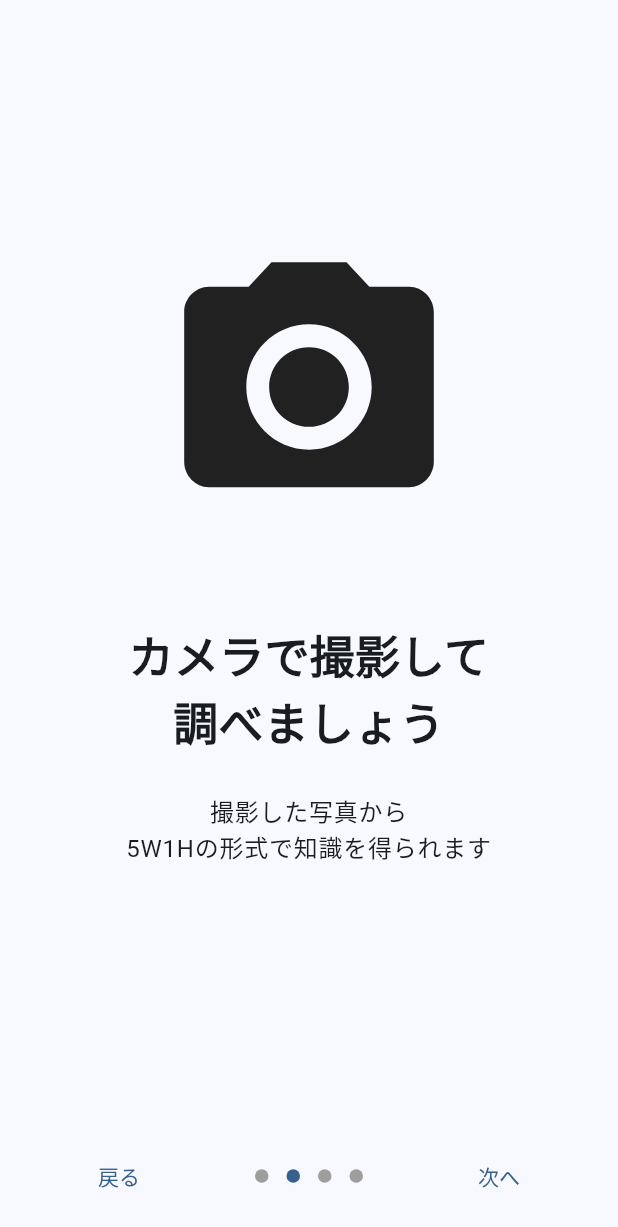
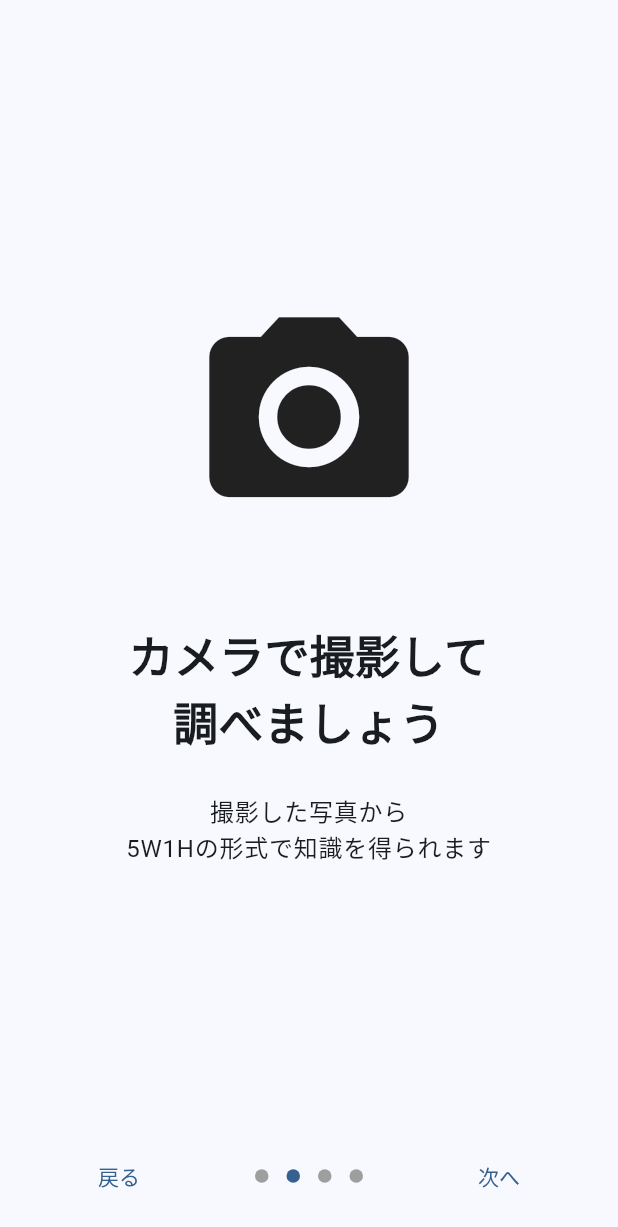
Before and after one commit to procon-suzuka-ct/pck2022_Solimage, a Flutter app: the screen it shows after launch, after a tap on "次へ", on a phone screen of 412 x 824 dp. Shown: the top 1227 px of the screen. Run offline on Flutter 3.47's test engine with Material 2 defaults, Android fonts, the phone set to English and light mode, and no system bars; drawn by our look-alikes of introduction_screen; our stand-ins replace cached_network_image, camera, cloud_firestore, firebase_auth, firebase_core, firebase_crashlytics and 11 more; missing offline and left inert: flutter_simple_treeview, tflite_flutter, tflite_flutter_helper; accounts and stored records are empty.

Commit message:
update: redesigned welcome screen

```diff
--- a/App/lib/routes/welcome.dart
+++ b/App/lib/routes/welcome.dart
@@ -2,10 +2,8 @@ import "package:flutter/material.dart";
 import "package:flutter_riverpod/flutter_riverpod.dart";
 import "package:introduction_screen/introduction_screen.dart";
 import "package:solimage/components/mode_select.dart";
-import "package:solimage/components/parent/user/logout_dialog.dart";
 import 'package:solimage/states/auth.dart';
-import "package:solimage/states/preferences.dart";
-import "package:solimage/utils/auth.dart";
+import 'package:solimage/utils/auth.dart';
 
 final _introIndexProvider = StateProvider.autoDispose((ref) => 0);
 
@@ -14,8 +12,6 @@ class WelcomeScreen extends ConsumerWidget {
 
   @override
   Widget build(BuildContext context, WidgetRef ref) {
-    final auth = ref.watch(authProvider);
-    final prefs = ref.watch(prefsProvider);
     final introIndex = ref.watch(_introIndexProvider);
 
     return Scaffold(
@@ -29,33 +25,7 @@ class WelcomeScreen extends ConsumerWidget {
                     .textTheme
                     .titleMedium
                     ?.copyWith(fontSize: 30, fontWeight: FontWeight.bold)),
-            bodyWidget: auth.maybeWhen(
-                data: (auth) => auth == null
-                    ? ElevatedButton(
-                        onPressed: () => Auth().signIn().then((value) {
-                              if (value != null) {
-                                ScaffoldMessenger.of(context).showSnackBar(
-                                    const SnackBar(content: Text("ログインしました")));
-                                ref.refresh(authProvider);
-                              }
-                            }),
-                        child: const Text("ログイン"))
-                    : Wrap(
-                        direction: Axis.vertical,
-                        spacing: 10.0,
-                        crossAxisAlignment: WrapCrossAlignment.center,
-                        children: [
-                            Text("${auth.displayName}としてログイン済み",
-                                style: Theme.of(context).textTheme.bodyLarge,
-                                textAlign: TextAlign.center),
-                            ElevatedButton(
-                                child: const Text("ログアウト"),
-                                onPressed: () => showDialog(
-                                    context: context,
-                                    builder: (context) =>
-                                        UserLogoutDialog(prefs: prefs.value)))
-                          ]),
-                orElse: () => const Center(child: CircularProgressIndicator())),
+            body: '',
             image: Image.asset("assets/solimage.png", width: 200, height: 200)),
         PageViewModel(
             titleWidget: Text("カメラで撮影して\n調べましょう",
@@ -67,7 +37,7 @@ class WelcomeScreen extends ConsumerWidget {
             bodyWidget: Text("撮影した写真から\n5W1Hの形式で知識を得られます",
                 style: Theme.of(context).textTheme.bodyLarge,
                 textAlign: TextAlign.center),
-            image: const Icon(Icons.camera_alt, size: 200)),
+            image: const Icon(Icons.camera_alt, size: 160)),
         PageViewModel(
             titleWidget: Text("子どもの知識を\n増やしましょう",
                 textAlign: TextAlign.center,
@@ -78,7 +48,7 @@ class WelcomeScreen extends ConsumerWidget {
             bodyWidget: Text("経験や言い伝えなどのあなたの知識を\n子どもたちに広げましょう",
                 style: Theme.of(context).textTheme.bodyLarge,
                 textAlign: TextAlign.center),
-            image: const Icon(Icons.message, size: 200)),
+            image: const Icon(Icons.message, size: 160)),
         PageViewModel(
             titleWidget: Text("グループに\n参加しましょう",
                 textAlign: TextAlign.center,
@@ -89,7 +59,7 @@ class WelcomeScreen extends ConsumerWidget {
             bodyWidget: Text("グループ内の他のメンバーと、\nグループならではの知識を共有できます",
                 style: Theme.of(context).textTheme.bodyLarge,
                 textAlign: TextAlign.center),
-            image: const Icon(Icons.groups, size: 200))
+            image: const Icon(Icons.groups, size: 160))
       ],
       showBackButton: introIndex != 0 ? true : false,
       back: const Text("戻る"),
@@ -97,16 +67,17 @@ class WelcomeScreen extends ConsumerWidget {
       done: const Text("始める"),
       onChange: (index) => ref.read(_introIndexProvider.notifier).state = index,
       onDone: () => ref.read(authProvider.future).then((auth) async {
-        if (auth == null) {
+        await Auth().signIn().then((value) async {
+          if (value != null) {
             ScaffoldMessenger.of(context)
-              .showSnackBar(const SnackBar(content: Text("ログインしてください")));
-        } else {
+                .showSnackBar(const SnackBar(content: Text("ログインしました")));
             await showDialog(
                 context: context,
                 barrierDismissible: false,
                 builder: (context) => const ModeSelectDialog());
             await ref.refresh(authProvider.future);
           }
+        });
       }),
     ));
   }
```
Lines whose indentation alone changed are shown as unchanged.
